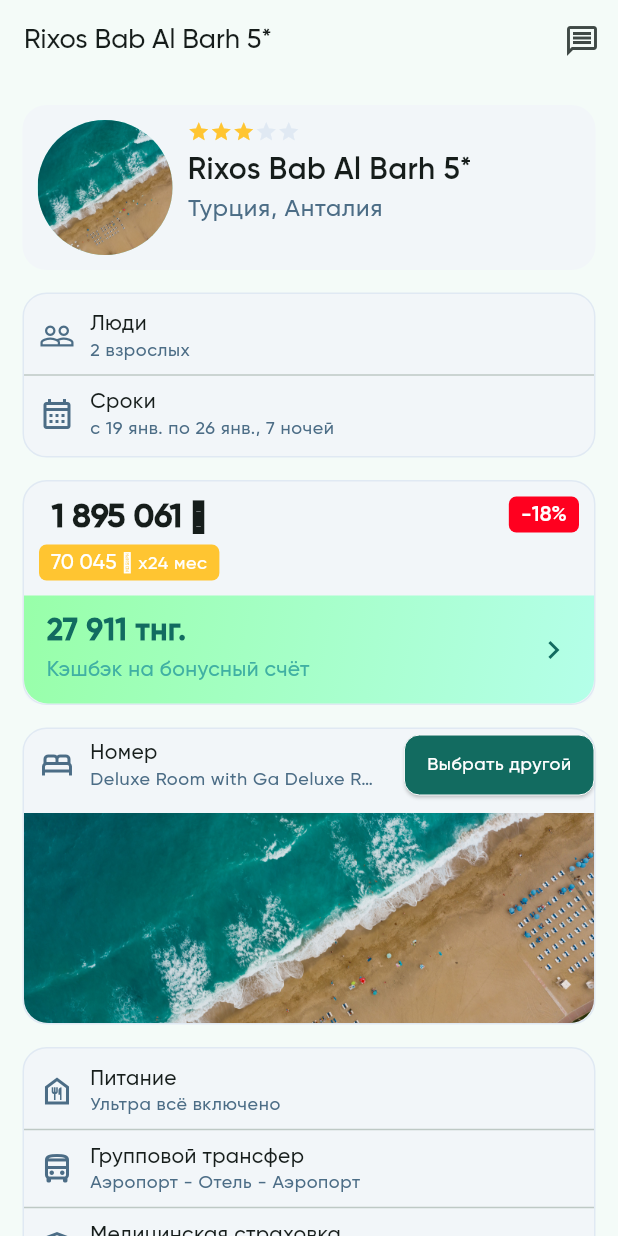
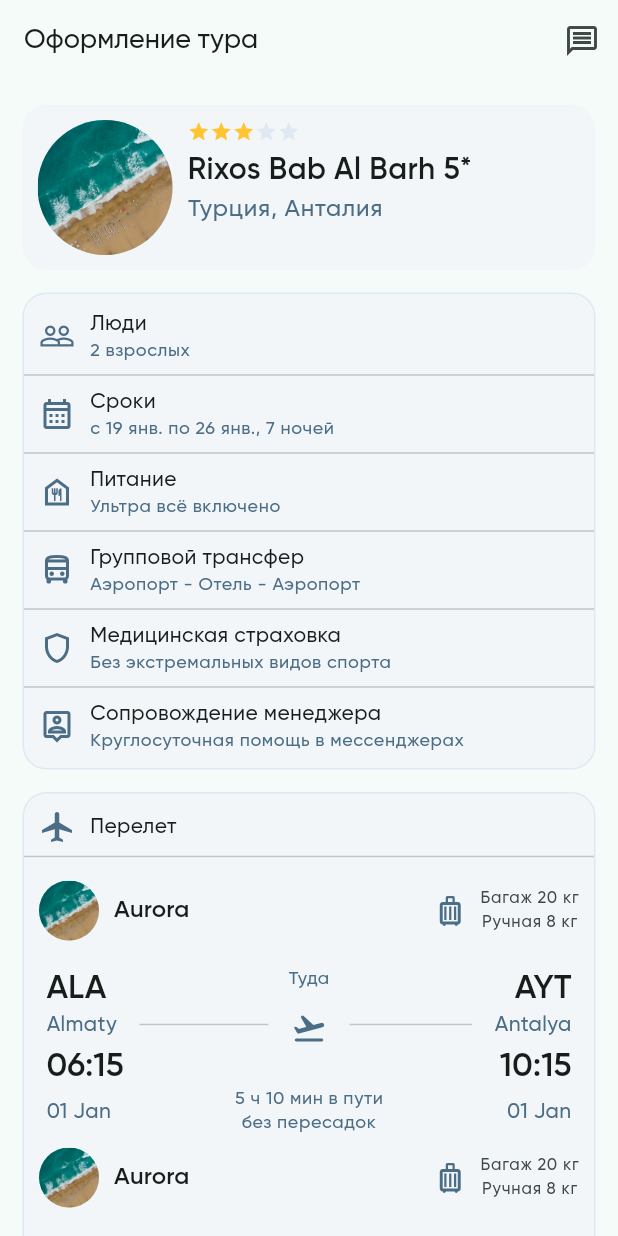
Before and after one commit to savagenur/leyli_travel_mozz, a Flutter app: the screen it shows after launch, on a phone screen of 412 x 824 dp. Run offline on Flutter 3.47's test engine with Material 3 defaults, Android fonts, the phone set to English and light mode, and no system bars; our stand-ins replace calendar_date_picker2, carousel_slider, flutter_svg; generated files the repository leaves out were written again.

Commit message:
tour_registration_page added

```diff
--- a/lib/app/app.dart
+++ b/lib/app/app.dart
@@ -12,6 +12,7 @@
 import 'package:leyli_travel_mozz/views/tour_detail/tour_detail_page.dart';
 import 'package:leyli_travel_mozz/views/tour_info/tour_info_page.dart';
 import 'package:leyli_travel_mozz/views/tour_list/tour_list_page.dart';
+import 'package:leyli_travel_mozz/views/tour_registration/tour_registration_page.dart';
 
 class LeyliTravelApp extends StatelessWidget {
   const LeyliTravelApp({super.key});
@@ -30,7 +31,7 @@
       ],
       supportedLocales: L10n.all,
       locale: const Locale("ru"),
-      home: TourDetailPage(),
+      home: TourRegistrationPage(),
     );
   }
 
--- a/lib/core/constants/constants.dart
+++ b/lib/core/constants/constants.dart
@@ -1 +1 @@
-const String gilroyBold = "GilroyBold";
+const String semiBold = "GilroyBold";
--- /dev/null
+++ b/lib/core/widgets/colored_box/main_colored_box.dart
@@ -0,0 +1,32 @@
+import 'package:flutter/material.dart';
+import 'package:leyli_travel_mozz/app/dimension/design_dimension.dart';
+import 'package:leyli_travel_mozz/core/extension/build_context_extension.dart';
+
+class MainColoredBox extends StatelessWidget {
+  final Widget child;
+  final EdgeInsets? padding;
+  final bool isBorder;
+  const MainColoredBox({
+    super.key,
+    this.padding,
+    required this.child,
+    this.isBorder = true,
+  });
+
+  @override
+  Widget build(BuildContext context) {
+    return Container(
+      padding: padding,
+      decoration: BoxDecoration(
+        borderRadius: DDimens.biggerRadius.radius,
+        color: context.colors.gray80,
+        border: isBorder
+            ? Border.all(
+                color: context.colors.gray60,
+              )
+            : null,
+      ),
+      child: child,
+    );
+  }
+}
--- a/lib/core/widgets/primary_colored_box.dart
+++ b/lib/core/widgets/colored_box/small_colored_box.dart
@@ -2,10 +2,10 @@
 import 'package:leyli_travel_mozz/app/dimension/design_dimension.dart';
 import 'package:leyli_travel_mozz/core/extension/build_context_extension.dart';
 
-class PrimaryColoredBox extends StatelessWidget {
+class SmallColoredBox extends StatelessWidget {
   final Color? backgroundColor;
   final Widget child;
-  const PrimaryColoredBox({
+  const SmallColoredBox({
     super.key,
     this.backgroundColor,
     required this.child,
@@ -17,7 +17,7 @@
       padding: const EdgeInsets.symmetric(
         horizontal: DDimens.mediumPadding,
         vertical: DDimens.littlePadding,
-      ) ,
+      ),
       decoration: BoxDecoration(
         color: backgroundColor ?? context.colors.primaryYellow,
         borderRadius: DDimens.smallRadius.radius,
--- a/lib/core/widgets/flight_tile.dart
+++ b/lib/core/widgets/flight_tile.dart
@@ -102,7 +102,7 @@
           child: Text(
             AppConverter.fromTimeOfDay(leftTime),
             style: context.textTheme.titleLarge!.copyWith(
-              fontFamily: gilroyBold,
+              fontFamily: semiBold,
             ),
           ),
         ),
@@ -111,7 +111,7 @@
             AppConverter.fromTimeOfDay(rightTime),
             textAlign: TextAlign.end,
             style: context.textTheme.titleLarge!.copyWith(
-              fontFamily: gilroyBold,
+              fontFamily: semiBold,
             ),
           ),
         ),
@@ -178,7 +178,7 @@
           child: Text(
             leftTownCode,
             style: context.textTheme.titleLarge!.copyWith(
-              fontFamily: gilroyBold,
+              fontFamily: semiBold,
             ),
           ),
         ),
@@ -193,7 +193,7 @@
             rightTownCode,
             textAlign: TextAlign.end,
             style: context.textTheme.titleLarge!.copyWith(
-              fontFamily: gilroyBold,
+              fontFamily: semiBold,
             ),
           ),
         ),
@@ -208,7 +208,7 @@
     final bool isImage = companyImage != null;
     return ListTile(
       titleTextStyle: context.textTheme.titleMedium!.copyWith(
-        fontFamily: gilroyBold,
+        fontFamily: semiBold,
       ),
       contentPadding: DDimens.bigPadding.horizontal,
       horizontalTitleGap: DDimens.bigPadding,
--- a/lib/core/widgets/tour_card_title.dart
+++ b/lib/core/widgets/tour_card_title.dart
@@ -10,7 +10,6 @@
     super.key,
   });
 
-
   @override
   Widget build(BuildContext context) {
     return Column(
@@ -21,10 +20,9 @@
         DDimens.smallPadding.verticalBox,
         Text(
           "Rixos Bab Al Barh 5*",
-          style: context.textTheme.titleMediumPlus!
-              .copyWith(
-                fontFamily: gilroyBold,
-              ),
+          style: context.textTheme.titleMediumPlus!.copyWith(
+            fontFamily: semiBold,
+          ),
         ),
         Text(
           "Турция, Анталия",
--- a/lib/views/main_page/my_tour/my_tour_page.dart
+++ b/lib/views/main_page/my_tour/my_tour_page.dart
@@ -3,7 +3,7 @@
 import 'package:leyli_travel_mozz/app/theme/app_text_theme/app_text_theme.dart';
 import 'package:leyli_travel_mozz/core/extension/build_context_extension.dart';
 import 'package:leyli_travel_mozz/core/widgets/appbar/adaptive_app_bar.dart';
-import 'package:leyli_travel_mozz/core/widgets/primary_colored_box.dart';
+import 'package:leyli_travel_mozz/core/widgets/colored_box/small_colored_box.dart';
 import 'package:leyli_travel_mozz/core/widgets/primary_image_text.dart';
 
 class MyTourPage extends StatelessWidget {
@@ -46,7 +46,7 @@
               child: Column(
                 crossAxisAlignment: CrossAxisAlignment.start,
                 children: [
-                  PrimaryColoredBox(
+                  SmallColoredBox(
                     backgroundColor: context.colors.primaryRed,
                     child: Text(
                       "-18%",
@@ -90,7 +90,7 @@
                     ),
                   ),
                   DDimens.bigPadding.horizontalBox,
-                  PrimaryColoredBox(
+                  SmallColoredBox(
                     child: Text.rich(
                       TextSpan(text: "70 045 ₸ ", children: [
                         TextSpan(
--- a/lib/views/tour_detail/tour_detail_page.dart
+++ b/lib/views/tour_detail/tour_detail_page.dart
@@ -7,7 +7,8 @@
 import 'package:leyli_travel_mozz/core/widgets/appbar/adaptive_app_bar.dart';
 import 'package:leyli_travel_mozz/core/widgets/button/primary_button.dart';
 import 'package:leyli_travel_mozz/core/widgets/flight_tile.dart';
-import 'package:leyli_travel_mozz/core/widgets/primary_colored_box.dart';
+import 'package:leyli_travel_mozz/core/widgets/colored_box/main_colored_box.dart';
+import 'package:leyli_travel_mozz/core/widgets/colored_box/small_colored_box.dart';
 import 'package:leyli_travel_mozz/core/widgets/rating_stars.dart';
 import 'package:leyli_travel_mozz/core/widgets/tour_card_title.dart';
 
@@ -32,7 +33,32 @@
         padding: DDimens.biggerPadding.all,
         child: Column(
           children: [
-            buildColoredBox(
+            buildHotel(context),
+            DDimens.biggerPadding.verticalBox,
+            buildPassengerDate(context),
+            DDimens.biggerPadding.verticalBox,
+            buildPriceCard(context),
+            DDimens.biggerPadding.verticalBox,
+            buildChooseRoom(context),
+            DDimens.biggerPadding.verticalBox,
+            buildServices(context),
+            DDimens.biggerPadding.verticalBox,
+            buildFlight(context),
+            DDimens.hugePadding.verticalBox,
+            PrimaryButton(
+              margin: DDimens.largePadding.horizontal,
+              text: "Формить тур (1 642 846 тнг.)",
+              onTap: () {},
+            ),
+            DDimens.doubleHugePadding.verticalBox,
+          ],
+        ),
+      ),
+    );
+  }
+
+  Widget buildHotel(BuildContext context) {
+    return buildColoredBox(
       context,
       isBorder: false,
       padding: DDimens.bigPadding.all,
@@ -49,9 +75,11 @@
           TourCardTitle(),
         ],
       ),
-            ),
-            DDimens.biggerPadding.verticalBox,
-            buildColoredBox(
+    );
+  }
+
+  Widget buildPassengerDate(BuildContext context) {
+    return buildColoredBox(
       context,
       child: Column(
         children: [
@@ -71,25 +99,6 @@
           ),
           DDimens.bigPadding.verticalBox,
         ],
-              ),
-            ),
-            DDimens.biggerPadding.verticalBox,
-            buildPriceCard(context),
-            DDimens.biggerPadding.verticalBox,
-            buildChooseRoom(context),
-            DDimens.biggerPadding.verticalBox,
-            buildServices(context),
-            DDimens.biggerPadding.verticalBox,
-            buildFlight(context),
-            DDimens.hugePadding.verticalBox,
-            PrimaryButton(
-              margin: DDimens.largePadding.horizontal,
-              text: "Формить тур (1 642 846 тнг.)",
-              onTap: () {},
-            ),
-            DDimens.doubleHugePadding.verticalBox,
-          ],
-        ),
       ),
     );
   }
@@ -258,12 +267,12 @@
                     Text(
                       "1 895 061 ₸",
                       style: context.textTheme.titleLarge!.copyWith(
-                        fontFamily: gilroyBold,
+                        fontFamily: semiBold,
                         fontWeight: FontWeight.bold,
                       ),
                     ),
                     DDimens.smallPadding.verticalBox,
-                    PrimaryColoredBox(
+                    SmallColoredBox(
                       child: Text.rich(
                         TextSpan(text: "70 045 ₸ ", children: [
                           TextSpan(
@@ -279,12 +288,12 @@
                     )
                   ],
                 ),
-                PrimaryColoredBox(
+                SmallColoredBox(
                   backgroundColor: context.colors.primaryRed,
                   child: Text(
                     "-18%",
                     style: context.textTheme.titleSmall!.copyWith(
-                      fontFamily: gilroyBold,
+                      fontFamily: semiBold,
                       color: context.colors.white,
                     ),
                   ),
@@ -317,7 +326,7 @@
         title: Text(
           "27 911 тнг.",
           style: context.textTheme.titleMediumPlus!.copyWith(
-            fontFamily: gilroyBold,
+            fontFamily: semiBold,
             fontWeight: FontWeight.bold,
             color: context.colors.primaryGreen,
           ),
@@ -374,17 +383,9 @@
 
   Widget buildColoredBox(BuildContext context,
       {EdgeInsets? padding, required Widget child, bool isBorder = true}) {
-    return Container(
+    return MainColoredBox(
       padding: padding,
-      decoration: BoxDecoration(
-        borderRadius: DDimens.biggerRadius.radius,
-        color: context.colors.gray80,
-        border: isBorder
-            ? Border.all(
-                color: context.colors.gray60,
-              )
-            : null,
-      ),
+      isBorder: isBorder,
       child: child,
     );
   }
--- a/lib/views/tour_info/tour_info_page.dart
+++ b/lib/views/tour_info/tour_info_page.dart
@@ -41,7 +41,7 @@
                   Text(
                     "Rixos Bab Al Barh 5*",
                     style: context.textTheme.titleMediumPlus!.copyWith(
-                      fontFamily: gilroyBold,
+                      fontFamily: semiBold,
                     ),
                   ),
                   const Divider(),
@@ -51,7 +51,7 @@
                   Text(
                     "Туристам",
                     style: context.textTheme.titleMedium!.copyWith(
-                      fontFamily: gilroyBold,
+                      fontFamily: semiBold,
                     ),
                   ),
                   DDimens.mediumPadding.verticalBox,
@@ -115,7 +115,7 @@
         Text(
           "LEYELI\nРекомендует",
           style: TextStyle(
-            fontFamily: gilroyBold,
+            fontFamily: semiBold,
           ),
         ),
       ],
@@ -137,7 +137,7 @@
           Text(
             "Питание",
             style: context.textTheme.bodySmall!.copyWith(
-              fontFamily: gilroyBold,
+              fontFamily: semiBold,
             ),
           ),
           Text(
@@ -165,7 +165,7 @@
           Text(
             "+ ещё 10",
             style: context.textTheme.bodySmall!.copyWith(
-              fontFamily: gilroyBold,
+              fontFamily: semiBold,
             ),
           ),
         ],
@@ -223,7 +223,7 @@
           child: Text(
             title,
             style: context.textTheme.titleSmall!.copyWith(
-              fontFamily: gilroyBold,
+              fontFamily: semiBold,
               color: isSelected ? context.colors.black : context.colors.gray20,
               fontSize: 12,
             ),
@@ -246,7 +246,7 @@
                   "Турция, Анталия",
                   style: context.textTheme.bodyLarge!.copyWith(
                     color: context.colors.gray20,
-                    fontFamily: gilroyBold,
+                    fontFamily: semiBold,
                   ),
                 ),
                 DDimens.smallPadding.verticalBox,
@@ -282,7 +282,7 @@
                     "Booking.com",
                     textAlign: TextAlign.center,
                     style: context.textTheme.titleMediumPlus!.copyWith(
-                      fontFamily: gilroyBold,
+                      fontFamily: semiBold,
                     ),
                   ),
                   Container(
@@ -298,7 +298,7 @@
                       "4.6",
                       style: TextStyle(
                         color: context.colors.white,
-                        fontFamily: gilroyBold,
+                        fontFamily: semiBold,
                       ),
                     ),
                   )
--- /dev/null
+++ b/lib/views/tour_registration/tour_registration_page.dart
@@ -0,0 +1,386 @@
+import 'package:flutter/material.dart';
+import 'package:leyli_travel_mozz/app/dimension/design_dimension.dart';
+import 'package:leyli_travel_mozz/app/theme/app_text_theme/app_text_theme.dart';
+import 'package:leyli_travel_mozz/core/constants/constants.dart';
+import 'package:leyli_travel_mozz/core/extension/build_context_extension.dart';
+import 'package:leyli_travel_mozz/core/mocks/images.dart';
+import 'package:leyli_travel_mozz/core/widgets/appbar/adaptive_app_bar.dart';
+import 'package:leyli_travel_mozz/core/widgets/button/primary_button.dart';
+import 'package:leyli_travel_mozz/core/widgets/colored_box/main_colored_box.dart';
+import 'package:leyli_travel_mozz/core/widgets/flight_tile.dart';
+import 'package:leyli_travel_mozz/core/widgets/input/text/primary_text_form_field.dart';
+import 'package:leyli_travel_mozz/core/widgets/tour_card_title.dart';
+
+class TourRegistrationPage extends StatelessWidget {
+  const TourRegistrationPage({super.key});
+
+  @override
+  Widget build(BuildContext context) {
+    return Scaffold(
+      appBar: AdaptiveAppBar(
+        text: "Оформление тура",
+        actions: [
+          IconButton(
+            onPressed: () {},
+            icon: const Icon(
+              Icons.message_outlined,
+            ),
+          ),
+        ],
+      ),
+      body: SingleChildScrollView(
+        padding: DDimens.biggerPadding.all,
+        child: Column(
+          children: [
+            buildHotel(),
+            DDimens.biggerPadding.verticalBox,
+            buildServices(context),
+            DDimens.biggerPadding.verticalBox,
+            buildFlight(context),
+            DDimens.biggerPadding.verticalBox,
+            buildDocs(context),
+            DDimens.biggerPadding.verticalBox,
+            buildSeat(context),
+            DDimens.biggerPadding.verticalBox,
+            buildNoteTextField(context),
+            DDimens.doubleHugePadding.verticalBox,
+            buildBookTourBtn(context),
+            DDimens.doubleHugePadding.verticalBox,
+            DDimens.doubleHugePadding.verticalBox,
+          ],
+        ),
+      ),
+    );
+  }
+
+  MainColoredBox buildHotel() {
+    return MainColoredBox(
+            isBorder: false,
+            padding: DDimens.bigPadding.all,
+            child: Row(
+              crossAxisAlignment: CrossAxisAlignment.start,
+              children: [
+                CircleAvatar(
+                  radius: 45,
+                  foregroundImage: AssetImage(
+                    kImages[0],
+                  ),
+                ),
+                DDimens.bigPadding.horizontalBox,
+                TourCardTitle(),
+              ],
+            ),
+          );
+  }
+
+  Padding buildBookTourBtn(BuildContext context) {
+    return Padding(
+            padding: DDimens.largePadding.horizontal,
+            child: Column(
+              children: [
+                Padding(
+                  padding: DDimens.biggerPadding.horizontal,
+                  child: Row(
+                    mainAxisAlignment: MainAxisAlignment.spaceBetween,
+                    crossAxisAlignment: CrossAxisAlignment.end,
+                    children: [
+                      Text("Итого"),
+                      Text("-"),
+                      Text(
+                        "1 642 846 тнг.",
+                        style: context.textTheme.titleLarge!.copyWith(
+                          fontFamily: semiBold,
+                        ),
+                      ),
+                    ],
+                  ),
+                ),
+                DDimens.bigPadding.verticalBox,
+                PrimaryButton(
+                  text: "Забронировать тур",
+                  onTap: () {},
+                )
+              ],
+            ),
+          );
+  }
+
+  TextField buildNoteTextField(BuildContext context) {
+    return TextField(
+      onTapOutside: (_) {
+        FocusScopeNode currentFocus = FocusScope.of(context);
+
+        if (!currentFocus.hasPrimaryFocus) {
+          currentFocus.unfocus();
+        }
+      },
+      decoration: InputDecoration(
+        labelText: "Примечания к заказу (необязательно)",
+        floatingLabelBehavior: FloatingLabelBehavior.always,
+        hintText: "Введите текст",
+      ),
+    );
+  }
+
+  MainColoredBox buildSeat(BuildContext context) {
+    return MainColoredBox(
+      child: Column(
+        children: [
+          Padding(
+            padding: DDimens.bigPadding.horizontal,
+            child: Row(
+              children: [
+                Icon(
+                  Icons.chair_outlined,
+                  color: context.colors.gray20,
+                ),
+                DDimens.bigPadding.horizontalBox,
+                Expanded(
+                  child: Text(
+                    "Места",
+                    textAlign: TextAlign.center,
+                  ),
+                ),
+                Expanded(
+                  child: PrimaryButton(
+                    text: "Выбрать",
+                    textStyle: context.textTheme.bodySmall,
+                    edgeInsets: DDimens.largePadding.horizontal,
+                    onTap: () {},
+                  ),
+                ),
+              ],
+            ),
+          ),
+          const Divider(),
+          GestureDetector(
+            onTap: () {},
+            child: Container(
+              margin: DDimens.bigPadding.horizontal,
+              padding: DDimens.biggerPadding.all,
+              alignment: Alignment.center,
+              width: double.infinity,
+              decoration: BoxDecoration(
+                color: context.colors.gray60,
+                borderRadius: DDimens.bigRadius.radius,
+              ),
+              child: Text(
+                "Рядом (По возможности)",
+                style: context.textTheme.titleMedium,
+              ),
+            ),
+          ),
+          DDimens.biggerPadding.verticalBox,
+        ],
+      ),
+    );
+  }
+
+  MainColoredBox buildDocs(BuildContext context) {
+    return MainColoredBox(
+        child: Column(
+      children: [
+        DDimens.bigPadding.verticalBox,
+        Padding(
+          padding: DDimens.bigPadding.horizontal,
+          child: Row(
+            children: [
+              Icon(
+                Icons.document_scanner_outlined,
+                color: context.colors.gray20,
+              ),
+              DDimens.bigPadding.horizontalBox,
+              Text(
+                "Документы туристов",
+                textAlign: TextAlign.center,
+              ),
+            ],
+          ),
+        ),
+        const Divider(),
+        buildTouristDoc(context),
+        DDimens.bigPadding.verticalBox,
+        buildTouristDoc(context),
+        DDimens.bigPadding.verticalBox,
+      ],
+    ));
+  }
+
+  Widget buildTouristDoc(BuildContext context) {
+    return Padding(
+      padding: DDimens.bigPadding.horizontal,
+
+      child: Material(
+
+
+        child: ListTile(
+          tileColor: context.colors.gray60,
+          onTap: () {},
+          contentPadding: DDimens.bigPadding.horizontal,
+          dense: true,
+          visualDensity: const VisualDensity(vertical: -1.5),
+          title: Text(
+            "Пётр Жаринов",
+            style: context.textTheme.bodyMedium!.copyWith(
+              height: 0,
+            ),
+          ),
+          subtitle: Text(
+            "Взрослый",
+            style: context.textTheme.bodySmall!.copyWith(
+              color: context.colors.gray20,
+              height: 0,
+            ),
+          ),
+          trailing: Icon(
+            Icons.keyboard_arrow_right,
+            color: context.colors.gray20,
+          ),
+        ),
+      ),
+    );
+  }
+
+  MainColoredBox buildFlight(BuildContext context) {
+    return MainColoredBox(
+        child: Column(
+      children: [
+        DDimens.bigPadding.verticalBox,
+        Padding(
+          padding: DDimens.bigPadding.horizontal,
+          child: Row(
+            children: [
+              Icon(
+                Icons.airplanemode_active_outlined,
+                color: context.colors.gray20,
+              ),
+              DDimens.bigPadding.horizontalBox,
+              Text(
+                "Перелет",
+                textAlign: TextAlign.center,
+              ),
+            ],
+          ),
+        ),
+        const Divider(),
+        FlightTile(
+            companyName: "Aurora",
+            companyImage: kImages[0],
+            baggage: 20,
+            handBaggage: 8,
+            leftTownCode: "ALA",
+            leftTownName: "Almaty",
+            leftTime: TimeOfDay(hour: 6, minute: 15),
+            leftDate: DateTime(2024, 1, 19),
+            rightTownCode: "AYT",
+            rightTownName: "Antalya",
+            rightTime: TimeOfDay(hour: 10, minute: 15),
+            rightDate: DateTime(2024, 1, 19),
+            durationTime: "5 ч 10 мин"),
+        FlightTile(
+            reverse: true,
+            companyName: "Aurora",
+            companyImage: kImages[0],
+            baggage: 20,
+            handBaggage: 8,
+            leftTownCode: "ALA",
+            leftTownName: "Almaty",
+            leftTime: TimeOfDay(hour: 9, minute: 15),
+            leftDate: DateTime(2024, 1, 19),
+            rightTownCode: "AYT",
+            rightTownName: "Antalya",
+            rightTime: TimeOfDay(hour: 6, minute: 15),
+            rightDate: DateTime(2024, 1, 19),
+            durationTime: "5 ч 10 мин"),
+      ],
+    ));
+  }
+
+  MainColoredBox buildServices(BuildContext context) {
+    return MainColoredBox(
+      child: Column(
+        children: [
+          DDimens.bigPadding.verticalBox,
+          buildListItem(
+            context,
+            iconData: Icons.people_outline,
+            title: "Люди",
+            subtitle: "2 взрослых",
+          ),
+          const Divider(),
+          buildListItem(
+            context,
+            iconData: Icons.calendar_month_outlined,
+            title: "Сроки",
+            subtitle: "с 19 янв. по 26 янв., 7 ночей",
+          ),
+          const Divider(),
+          buildListItem(
+            context,
+            iconData: Icons.food_bank_outlined,
+            title: "Питание",
+            subtitle: "Ультра всё включено",
+          ),
+          const Divider(),
+          buildListItem(
+            context,
+            iconData: Icons.directions_bus_outlined,
+            title: "Групповой трансфер",
+            subtitle: "Аэропорт - Отель - Аэропорт",
+          ),
+          const Divider(),
+          buildListItem(
+            context,
+            iconData: Icons.shield_outlined,
+            title: "Медицинская страховка",
+            subtitle: "Без экстремальных видов спорта",
+          ),
+          const Divider(),
+          buildListItem(
+            context,
+            iconData: Icons.person_pin_outlined,
+            title: "Сопровождение менеджера",
+            subtitle: "Круглосуточная помощь в мессенджерах",
+          ),
+          DDimens.bigPadding.verticalBox,
+        ],
+      ),
+    );
+  }
+
+  Widget buildListItem(
+    BuildContext context, {
+    required IconData iconData,
+    required String title,
+    required String subtitle,
+  }) {
+    return Padding(
+      padding: DDimens.bigPadding.horizontal,
+      child: Row(
+        children: [
+          Icon(
+            iconData,
+            color: context.colors.gray20,
+          ),
+          DDimens.bigPadding.horizontalBox,
+          Expanded(
+            child: Column(
+              crossAxisAlignment: CrossAxisAlignment.start,
+              children: [
+                Text(title),
+                Text(
+                  subtitle,
+                  maxLines: 1,
+                  overflow: TextOverflow.ellipsis,
+                  style: context.textTheme.bodySmall!.copyWith(
+                    color: context.colors.gray20,
+                  ),
+                ),
+              ],
+            ),
+          )
+        ],
+      ),
+    );
+  }
+}
```
Lines whose indentation alone changed are shown as unchanged.
